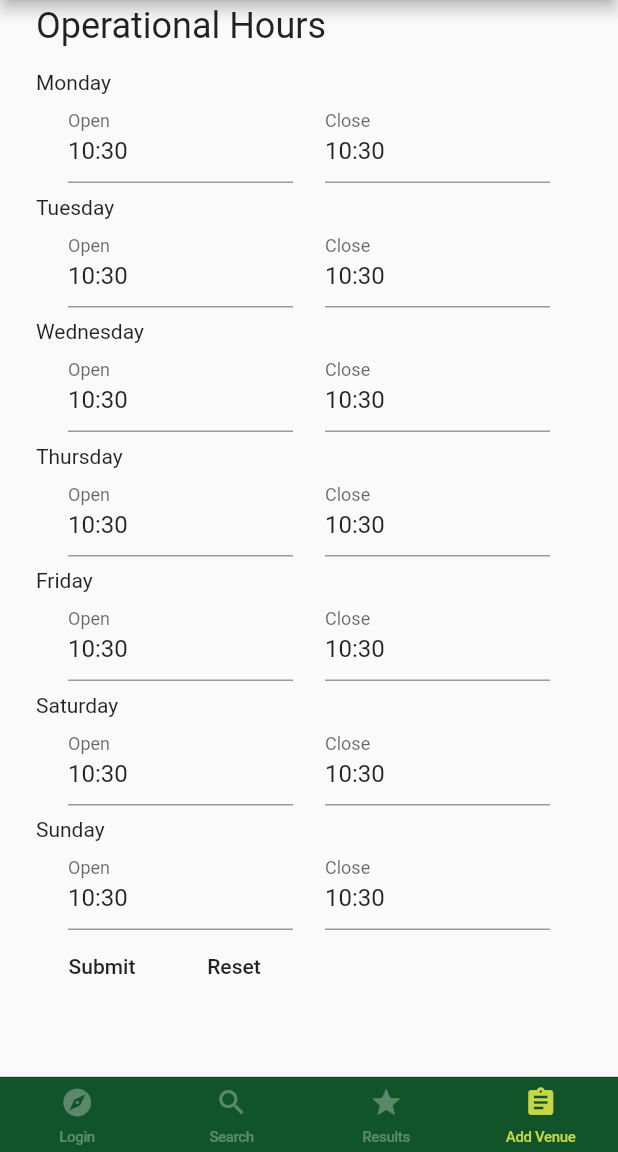
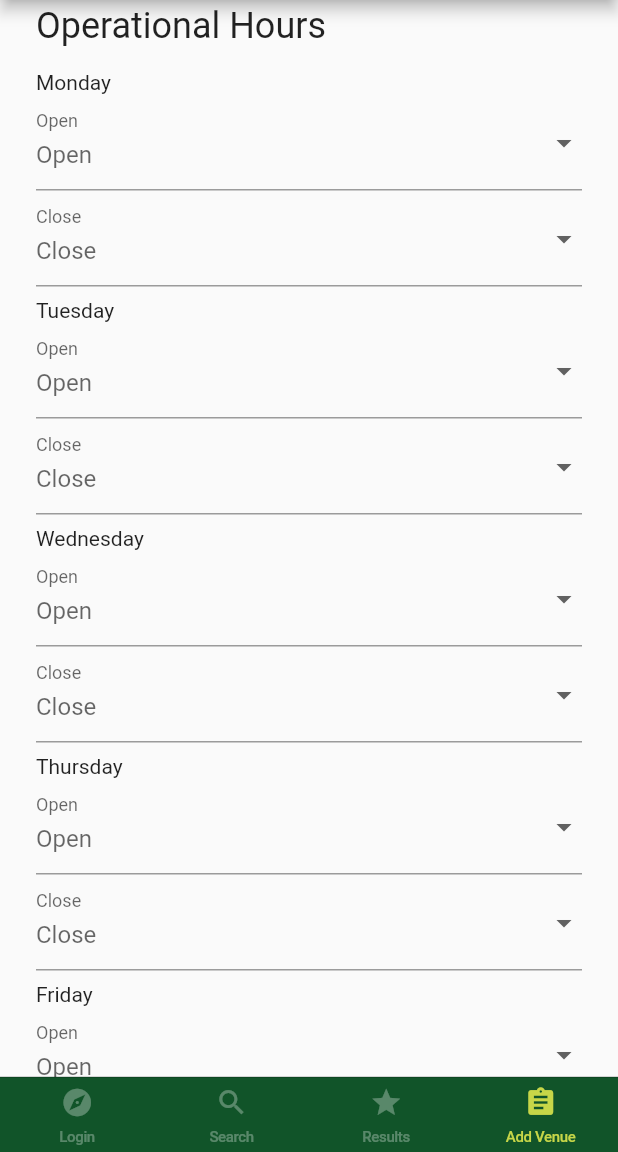
Before and after one commit to htbryant94/Fisheri, a Flutter app: the screen it shows after launch, item 4 of the bottom bar chosen, scrolled down 1714 dp, on a phone screen of 412 x 824 dp, the part 84-1236 px from its top. Run offline on Flutter 3.47's test engine with Material 2 defaults, Android fonts, the light colour scheme and no system bars; drawn by our look-alikes of flutter_form_builder; our stand-ins replace cloud_firestore, google_maps_flutter; missing offline and left inert: firebase_storage_image, jaguar_serializer; accounts and stored records are empty.

Commit message:
Added HoursOfOperation to venue form Logic to return "Not Specified" when date information is null.

```diff
--- a/lib/Screens/detail_screen/detail_screen.dart
+++ b/lib/Screens/detail_screen/detail_screen.dart
@@ -2,7 +2,6 @@ import 'package:fisheri/Screens/detail_screen/fishing_rules_section.dart';
 import 'package:fisheri/models/hours_of_operation.dart';
 import 'package:fisheri/models/venue_address.dart';
 import 'package:flutter/material.dart';
-import 'package:fisheri/models/fish_stock.dart';
 
 import 'package:fisheri/Screens/detail_screen/title_section.dart';
 import 'package:fisheri/Screens/detail_screen/description_section.dart';
--- a/lib/Screens/venue_form_screen.dart
+++ b/lib/Screens/venue_form_screen.dart
@@ -1,11 +1,11 @@
 import 'package:fisheri/house_colors.dart';
+import 'package:fisheri/models/hours_of_operation.dart';
 import 'package:fisheri/models/venue_address.dart';
 import 'package:fisheri/models/venue_detailed.dart';
 import 'package:flutter/cupertino.dart';
 import 'package:flutter/material.dart';
 import 'package:flutter_form_builder/flutter_form_builder.dart';
 import 'package:fisheri/search_result_cell.dart';
-import 'package:intl/intl.dart';
 
 class VenueDetailedConstants {
   static const String name = "name";
@@ -71,7 +71,36 @@ class _VenueFormScreenState extends State<VenueFormScreen> {
                       return _fbKey
                           .currentState.fields[attribute].currentState.value;
                     };
-
+                    HoursOfOperation operationalHours = HoursOfOperation(
+                      monday: OpeningHoursDay(
+                          open: _valueFor(attribute: 'monday_open'),
+                          close: _valueFor(attribute: 'monday_close'),
+                      ),
+                      tuesday: OpeningHoursDay(
+                        open: _valueFor(attribute: 'tuesday_open'),
+                        close: _valueFor(attribute: 'tuesday_close'),
+                      ),
+                      wednesday: OpeningHoursDay(
+                        open: _valueFor(attribute: 'wednesday_open'),
+                        close: _valueFor(attribute: 'wednesday_close'),
+                      ),
+                      thursday: OpeningHoursDay(
+                        open: _valueFor(attribute: 'thursday_open'),
+                        close: _valueFor(attribute: 'thursday_close'),
+                      ),
+                      friday: OpeningHoursDay(
+                        open: _valueFor(attribute: 'friday_open'),
+                        close: _valueFor(attribute: 'friday_close'),
+                      ),
+                      saturday: OpeningHoursDay(
+                        open: _valueFor(attribute: 'saturday_open'),
+                        close: _valueFor(attribute: 'saturday_close'),
+                      ),
+                      sunday: OpeningHoursDay(
+                        open: _valueFor(attribute: 'sunday_open'),
+                        close: _valueFor(attribute: 'sunday_close'),
+                      ),
+                    );
                     final _venue = VenueDetailed(
                       name: _valueFor(attribute: VenueDetailedConstants.name),
                       isShop: _valueFor(attribute: 'venue_type')
@@ -102,8 +131,8 @@ class _VenueFormScreenState extends State<VenueFormScreen> {
                       fishStocked: _valueFor(attribute: 'fish_stocked'),
                       fishingTypes: _valueFor(attribute: 'fishing_types'),
                       tickets: _valueFor(attribute: 'tickets'),
+                      operationalHours: operationalHours
                     );
-                    print(_venue.name);
                     if (_fbKey.currentState.saveAndValidate()) {
                       Navigator.push(
                           context,
@@ -114,7 +143,7 @@ class _VenueFormScreenState extends State<VenueFormScreen> {
                                     fishStock: _venue.fishStocked,
                                     fishTypes: _venue.fishingTypes,
                                     amenities: _venue.amenities,
-//                                openingHours: _venue.op,
+                                    openingHours: _venue.operationalHours,
                                     address: _venue.address,
                                     tickets: _venue.tickets,
                                   )));
@@ -475,41 +504,84 @@ class _OperationalHoursDay extends StatelessWidget {
 
   @override
   Widget build(BuildContext context) {
+    final List<String> times = ['00:00', '00:30', '01:00', '01:30', '02:00', '02:30',
+      '03:00', '03:30', '04:00', '04:30', '05:00', '05:30', '06:00', '06:30', '07:00',
+      '07:30', '08:00', '08:30', '09:00', '09:30', '10:00', '10:30', '11:00', '11:30',
+      '12:00', '12:30', '13:00', '13:30', '14:00', '14:20', '15:00', '15:30',
+      '16:00', '16:30', '17:00', '17:30', '18:00', '18:30', '19:00', '19:30',
+      '20:00', '20:30', '21:00', '21:30', '22:00', '22:30', '23:00', '23:30'
+    ];
     return Column(
       children: <Widget>[
         Align(
-          child: Text('$day'),
           alignment: Alignment.centerLeft,
+          child: Text("$day"),
         ),
-        Row(
-          mainAxisAlignment: MainAxisAlignment.spaceEvenly,
-          children: <Widget>[
-            Container(
-              width: 150,
-              child: FormBuilderDateTimePicker(
-                attribute: "date",
-                autofocus: false,
-                inputType: InputType.time,
-                format: DateFormat.Hm(),
-                decoration: InputDecoration(labelText: "Open"),
-              ),
-            ),
-            Container(
-              width: 150,
-              child: FormBuilderDateTimePicker(
-                attribute: "date",
-                autofocus: false,
-                inputType: InputType.time,
-                format: DateFormat.Hm(),
-                decoration: InputDecoration(labelText: "Close"),
-              ),
-            ),
-          ],
+        FormBuilderDropdown(
+          attribute: "${day.toLowerCase()}_open",
+          decoration: InputDecoration(labelText: "Open"),
+          hint: Text('Open'),
+          items: times.map((time) => DropdownMenuItem(
+              value: time,
+              child: Text("$time")
+          )).toList(),
+        ),
+        FormBuilderDropdown(
+          attribute: "${day.toLowerCase()}_close",
+          decoration: InputDecoration(labelText: "Close"),
+          hint: Text('Close'),
+          items: times.map((time) => DropdownMenuItem(
+              value: time,
+              child: Text("$time")
+          )).toList(),
         ),
       ],
     );
   }
 }
+
+//class _OperationalHoursDay extends StatelessWidget {
+//  _OperationalHoursDay({this.day});
+//
+//  final String day;
+//
+//  @override
+//  Widget build(BuildContext context) {
+//    return Column(
+//      children: <Widget>[
+//        Align(
+//          child: Text('$day'),
+//          alignment: Alignment.centerLeft,
+//        ),
+//        Row(
+//          mainAxisAlignment: MainAxisAlignment.spaceEvenly,
+//          children: <Widget>[
+//            Container(
+//              width: 150,
+//              child: FormBuilderDateTimePicker(
+//                attribute: "monday_open",
+//                autofocus: false,
+//                inputType: InputType.time,
+//                format: DateFormat.Hm(),
+//                decoration: InputDecoration(labelText: "Open"),
+//              ),
+//            ),
+//            Container(
+//              width: 150,
+//              child: FormBuilderDateTimePicker(
+//                attribute: "monday_close",
+//                autofocus: false,
+//                inputType: InputType.time,
+//                format: DateFormat.Hm(),
+//                decoration: InputDecoration(labelText: "Close"),
+//              ),
+//            ),
+//          ],
+//        ),
+//      ],
+//    );
+//  }
+//}
 
 //class VenueFormScreen extends StatefulWidget {
 //  @override
--- a/lib/models/venue_detailed.dart
+++ b/lib/models/venue_detailed.dart
@@ -1,20 +1,22 @@
+import 'package:fisheri/models/hours_of_operation.dart';
 import 'package:fisheri/models/venue_address.dart';
 import 'package:jaguar_serializer/jaguar_serializer.dart';
 
 part 'venue_detailed.jser.dart';
 
 @GenSerializer(
-  serializers: const [
+  serializers: [
     ContactDetailsJSONSerializer,
     SocialJSONSerializer,
   ],
-  fields: const {
+  fields: {
     'websiteURL': EnDecode(alias: 'website_url'),
     'assetsPath': EnDecode(alias: 'assets_path'),
     'contactDetails': EnDecode(alias: 'contact_details'),
     'amenities': EnDecode(alias: 'amenities_array'),
     'fishStocked': EnDecode(alias: 'fish_stock_array'),
     'fishingTypes': EnDecode(alias: 'fishing_types_array'),
+    'operationalHours': EnDecode(alias: 'hours_of_operation_map'),
   },
 )
 class VenueDetailedJSONSerializer extends Serializer<VenueDetailed>
@@ -35,6 +37,7 @@ class VenueDetailed {
     this.fishStocked,
     this.fishingTypes,
     this.tickets,
+    this.operationalHours,
   });
 
   String name;
@@ -50,6 +53,7 @@ class VenueDetailed {
   List<dynamic> fishStocked;
   List<dynamic> fishingTypes;
   List<dynamic> tickets;
+  HoursOfOperation operationalHours;
 }
 
 @GenSerializer()
--- a/lib/result_info.dart
+++ b/lib/result_info.dart
@@ -222,7 +222,11 @@ class VenueTickets {
 }
 
 class HoursOfOperationDay {
-  HoursOfOperationDay(String day, String open, String close) {
+  HoursOfOperationDay({
+    String day,
+    String open,
+    String close,
+  }) {
     this.day = day;
     this.open = open;
     this.close = close;
```
Also changed, not shown: lib/Screens/detail_screen/opening_hours_section.dart (+16 -7 lines), 1 other file.
